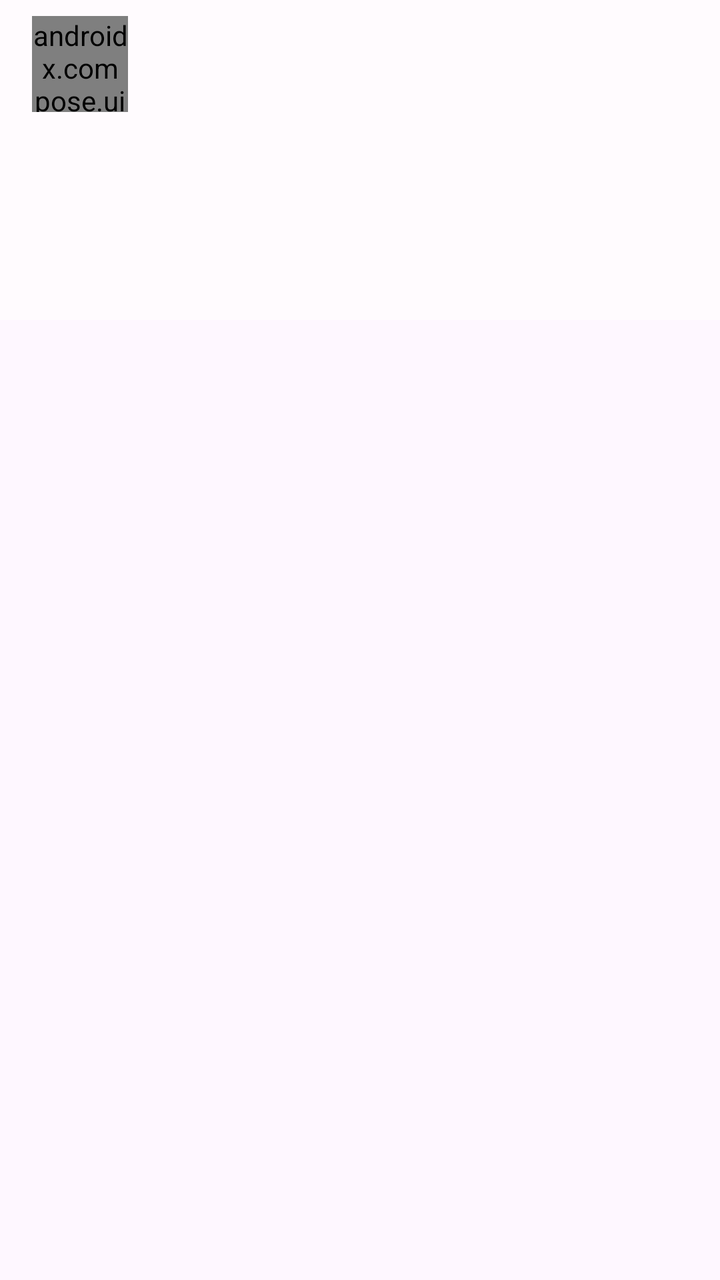
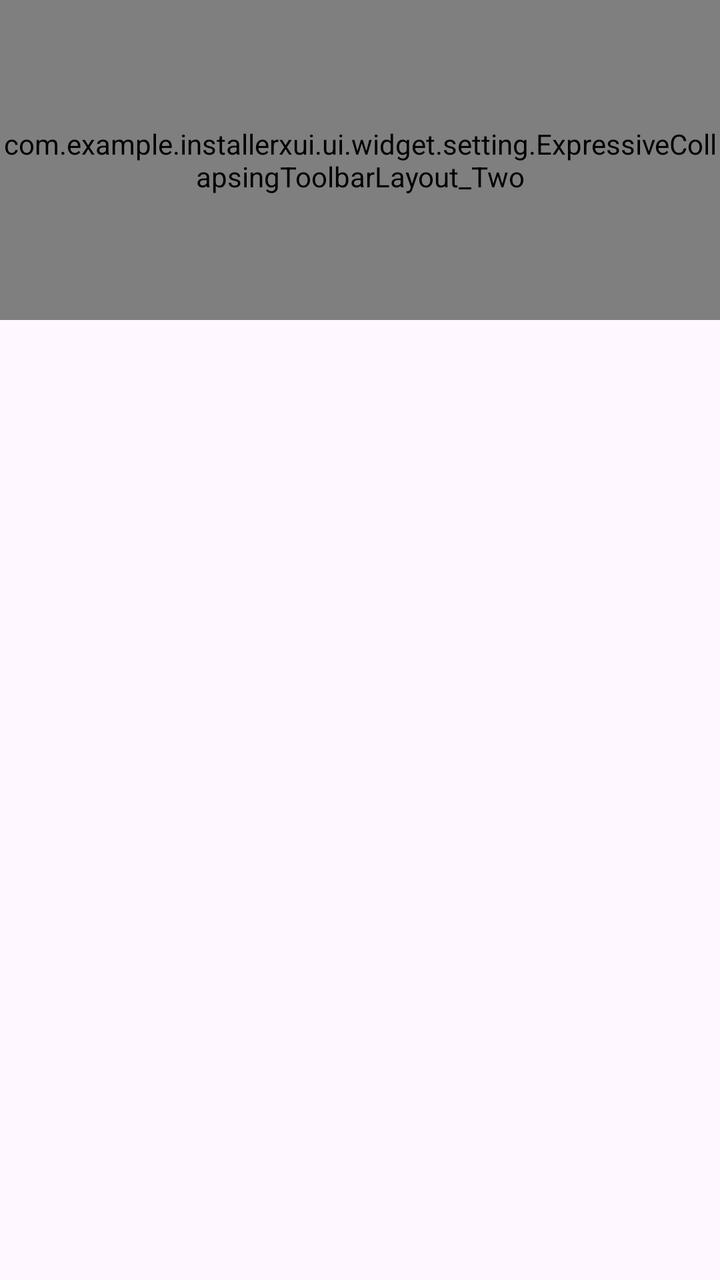

Screens rendered from an Android XML layout before and after an edit, with the pre-edit source and the edit as a unified diff.
<!-- AndroidManifest.xml: application theme Theme.InstallerXUI -->
<!-- res/layout/activity_collapsing_toolbar.xml -->
<?xml version="1.0" encoding="utf-8"?>
<androidx.coordinatorlayout.widget.CoordinatorLayout
    xmlns:android="http://schemas.android.com/apk/res/android"
    xmlns:app="http://schemas.android.com/apk/res-auto"
    android:layout_width="match_parent"
    android:layout_height="match_parent"
    android:fitsSystemWindows="true">

    <com.google.android.material.appbar.AppBarLayout
        android:id="@+id/app_bar"
        android:layout_width="match_parent"
        android:layout_height="wrap_content"
        android:background="@color/background"
        android:fitsSystemWindows="true">

        <com.google.android.material.appbar.CollapsingToolbarLayout
            android:id="@+id/collapsing_toolbar"
            android:layout_width="match_parent"
            android:layout_height="160dp"
            android:fitsSystemWindows="true"
            app:contentScrim="@color/background"
            app:expandedTitleGravity="bottom|start"
            app:expandedTitleMarginStart="24dp"
            app:expandedTitleMarginBottom="24dp"
            app:collapsedTitleGravity="start"
            app:collapsedTitleTextColor="@color/on_background"
            app:expandedTitleTextColor="@color/on_background"
            app:expandedTitleTextAppearance="@style/CollapsingToolbarSampleLargeTitle"
            app:layout_scrollFlags="scroll|exitUntilCollapsed">

            <androidx.appcompat.widget.Toolbar
                android:id="@+id/action_bar"
                android:layout_width="match_parent"
                android:layout_height="?attr/actionBarSize"
                android:background="@android:color/transparent"
                android:theme="@style/ThemeOverlay.MaterialComponents.Light"
                app:layout_collapseMode="pin"
                app:popupTheme="@style/ThemeOverlay.MaterialComponents.Light">

                
                <androidx.compose.ui.platform.ComposeView
                    android:id="@+id/back_button_container"
                    android:layout_width="48dp"
                    android:layout_height="48dp"
                    android:layout_gravity="start|center_vertical"
                    android:layout_marginStart="4dp" />

            </androidx.appcompat.widget.Toolbar>

        </com.google.android.material.appbar.CollapsingToolbarLayout>
    </com.google.android.material.appbar.AppBarLayout>

    
    <FrameLayout
        android:id="@+id/content_frame"
        android:layout_width="match_parent"
        android:layout_height="match_parent"
        app:layout_behavior="@string/appbar_scrolling_view_behavior" />

</androidx.coordinatorlayout.widget.CoordinatorLayout>
<!-- resources referenced by this layout -->
<resources>
  <color name="background">#FFFBFE</color>
  <color name="on_background">#1C1B1F</color>
  <style name="CollapsingToolbarSampleLargeTitle">
          <item name="android:textSize">32sp</item>
          <item name="android:textColor">@color/on_background</item>
          <item name="android:textStyle">bold</item>
          <item name="android:fontFamily">sans-serif-medium</item>
      </style>
  <style name="Theme.InstallerXUI" parent="Theme.Material3.DayNight.NoActionBar" />
</resources>

<!-- the commit's change to res/layout/activity_collapsing_toolbar.xml (unified diff, before → after) -->
@@ -13,7 +13,7 @@
         android:background="@color/background"
         android:fitsSystemWindows="true">
 
-        <com.google.android.material.appbar.CollapsingToolbarLayout
+        <com.example.installerxui.ui.widget.setting.ExpressiveCollapsingToolbarLayout_Two
             android:id="@+id/collapsing_toolbar"
             android:layout_width="match_parent"
             android:layout_height="160dp"
@@ -47,7 +47,7 @@
 
             </androidx.appcompat.widget.Toolbar>
 
-        </com.google.android.material.appbar.CollapsingToolbarLayout>
+        </com.example.installerxui.ui.widget.setting.ExpressiveCollapsingToolbarLayout_Two>
     </com.google.android.material.appbar.AppBarLayout>
 
     
